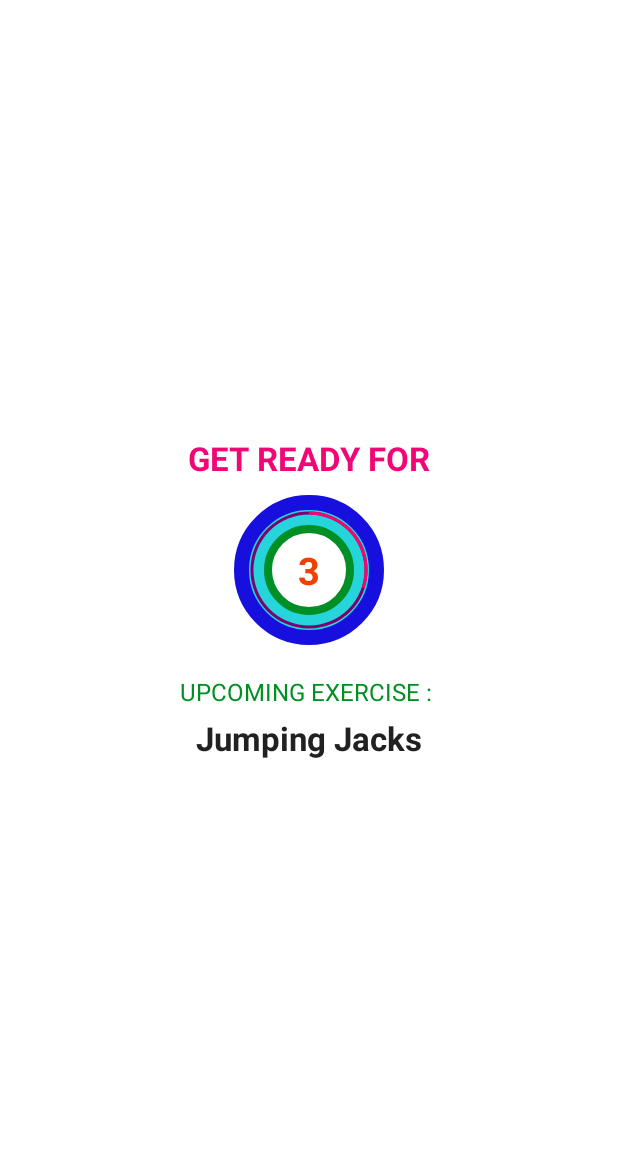
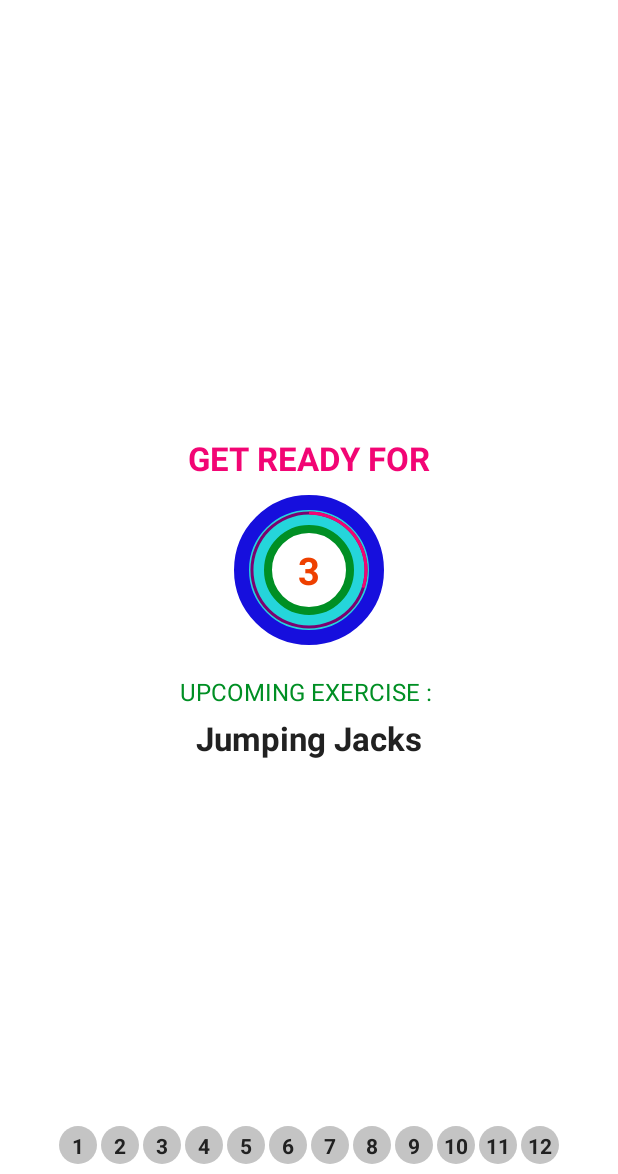
Before and after one commit to Roshan13046/Home_Workout_Kotlin_Android_App, an Android app: the ExerciseActivity screen opened directly, with no data from a screen before it, on a phone screen of 412 x 824 dp, the part 62-1236 px from its top. Run offline under Robolectric (Android 15) with nearby library versions, the light colour scheme and no system bars.

Commit message:
added recyclerView with exercise numbers.

```diff
--- a/app/src/main/java/com/example/daily_workout_app/ExerciseActivity.kt
+++ b/app/src/main/java/com/example/daily_workout_app/ExerciseActivity.kt
@@ -9,6 +9,7 @@ import android.speech.tts.TextToSpeech
 import android.util.Log
 import android.view.View
 import android.widget.Toast
+import androidx.recyclerview.widget.LinearLayoutManager
 import kotlinx.android.synthetic.main.activity_exercise.*
 import java.util.*
 import kotlin.collections.ArrayList
@@ -37,6 +38,8 @@ class ExerciseActivity : AppCompatActivity(), TextToSpeech.OnInitListener {
     //adding media player
     private var player: MediaPlayer? = null
 
+    //creating exercseAdapter for recyclerView
+    private var exerciseAdapter: ExerciseStatusAdapter? = null
 
 
     override fun onCreate(savedInstanceState: Bundle?) {
@@ -56,6 +59,8 @@ class ExerciseActivity : AppCompatActivity(), TextToSpeech.OnInitListener {
 
         exerciseList = Constants.defaultExerciseList()
         setupRestView()
+
+        setupExerciseStatusRecyclerView()
     }
 
     override fun onDestroy(){
@@ -190,4 +195,10 @@ class ExerciseActivity : AppCompatActivity(), TextToSpeech.OnInitListener {
         tts!!.speak(text, TextToSpeech.QUEUE_FLUSH,null,"")
     }
 
+    private fun setupExerciseStatusRecyclerView(){
+        rvExerciseStatus.layoutManager = LinearLayoutManager(this,LinearLayoutManager.HORIZONTAL,false)
+        exerciseAdapter = ExerciseStatusAdapter(exerciseList!!,this)
+        rvExerciseStatus.adapter = exerciseAdapter
+    }
+
 }
--- /dev/null
+++ b/app/src/main/java/com/example/daily_workout_app/ExerciseStatusAdapter.kt
@@ -0,0 +1,30 @@
+package com.example.daily_workout_app
+
+import android.content.Context
+import android.view.LayoutInflater
+import android.view.View
+import android.view.ViewGroup
+import androidx.recyclerview.widget.RecyclerView
+import kotlinx.android.synthetic.main.item_exercise_status.view.*
+
+class ExerciseStatusAdapter(val items:ArrayList<ExerciseModel>,
+                            val context: Context) : RecyclerView.Adapter<ExerciseStatusAdapter.ViewHolder>() {
+
+    class ViewHolder(view : View) : RecyclerView.ViewHolder(view){
+        val tvItem = view.tvItem
+    }
+
+    override fun onCreateViewHolder(parent: ViewGroup, viewType: Int): ViewHolder {
+        return ViewHolder(LayoutInflater.from(context).inflate(
+            R.layout.item_exercise_status,parent,false))
+    }
+
+    override fun onBindViewHolder(holder: ViewHolder, position: Int) {
+        val model: ExerciseModel = items[position]
+        holder.tvItem.text = model.getId().toString()
+    }
+
+    override fun getItemCount(): Int {
+        return items.size
+    }
+}
--- /dev/null
+++ b/app/src/main/res/drawable/item_circular_gray_background.xml
@@ -0,0 +1,5 @@
+<?xml version="1.0" encoding="utf-8"?>
+<shape xmlns:android="http://schemas.android.com/apk/res/android"
+    android:shape="oval">
+    <solid android:color="#C4C4C4"/>
+</shape>
--- a/app/src/main/res/layout/activity_exercise.xml
+++ b/app/src/main/res/layout/activity_exercise.xml
@@ -97,6 +97,7 @@
         android:layout_width="match_parent"
         android:layout_height="match_parent"
         android:layout_below="@+id/toolbar_exercise_activity"
+        android:layout_above="@+id/rvExerciseStatus"
         android:gravity="center"
         android:orientation="vertical"
         android:visibility="gone"
@@ -161,4 +162,15 @@
         </FrameLayout>
     </LinearLayout>
 
+    <androidx.recyclerview.widget.RecyclerView
+        android:id="@+id/rvExerciseStatus"
+        android:layout_width="wrap_content"
+        android:layout_height="wrap_content"
+        android:layout_alignParentBottom="true"
+        android:layout_centerHorizontal="true"
+        android:layout_margin="5dp"
+        />
+
+
+
 </RelativeLayout>
--- /dev/null
+++ b/app/src/main/res/layout/item_exercise_status.xml
@@ -0,0 +1,19 @@
+<?xml version="1.0" encoding="utf-8"?>
+<TextView xmlns:android="http://schemas.android.com/apk/res/android"
+    android:id="@+id/tvItem"
+    android:layout_width="25dp"
+    android:layout_height="25dp"
+    android:layout_margin="1dp"
+    android:gravity="center"
+    android:textColor="#212121"
+    android:textSize="14sp"
+    android:textStyle="bold"
+    android:background="@drawable/item_circular_gray_background"
+    android:padding="3dp"
+    android:text="1"
+    >
+
+
+
+
+</TextView>
```
